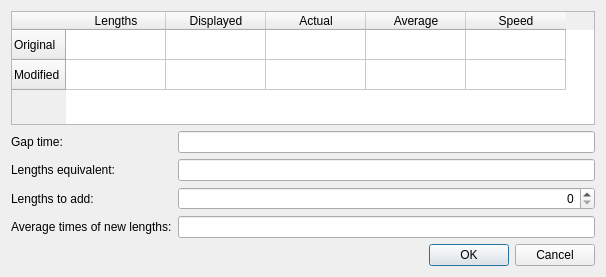
The window that ui/editgap.ui (ihewitt/poolviewer) describes before a commit, drawn with Qt 5.
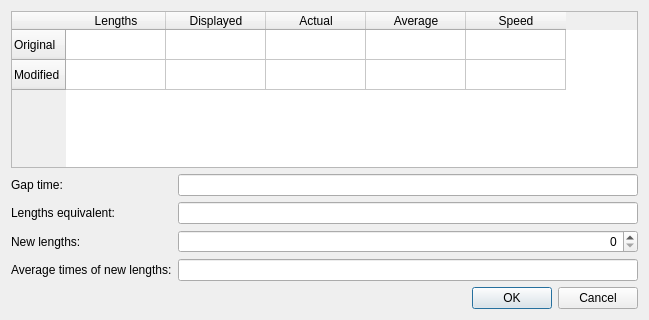
The same window after the commit.

Diff of the .ui file:
```diff
--- a/ui/editgap.ui
+++ b/ui/editgap.ui
@@ -6,8 +6,8 @@
    <rect>
     <x>0</x>
     <y>0</y>
-    <width>606</width>
-    <height>277</height>
+    <width>649</width>
+    <height>320</height>
    </rect>
   </property>
   <property name="windowTitle">
@@ -72,7 +72,7 @@
      <item row="2" column="0">
       <widget class="QLabel" name="label_2">
        <property name="text">
-        <string>Lengths to add:</string>
+        <string>New lengths:</string>
        </property>
       </widget>
      </item>
```
